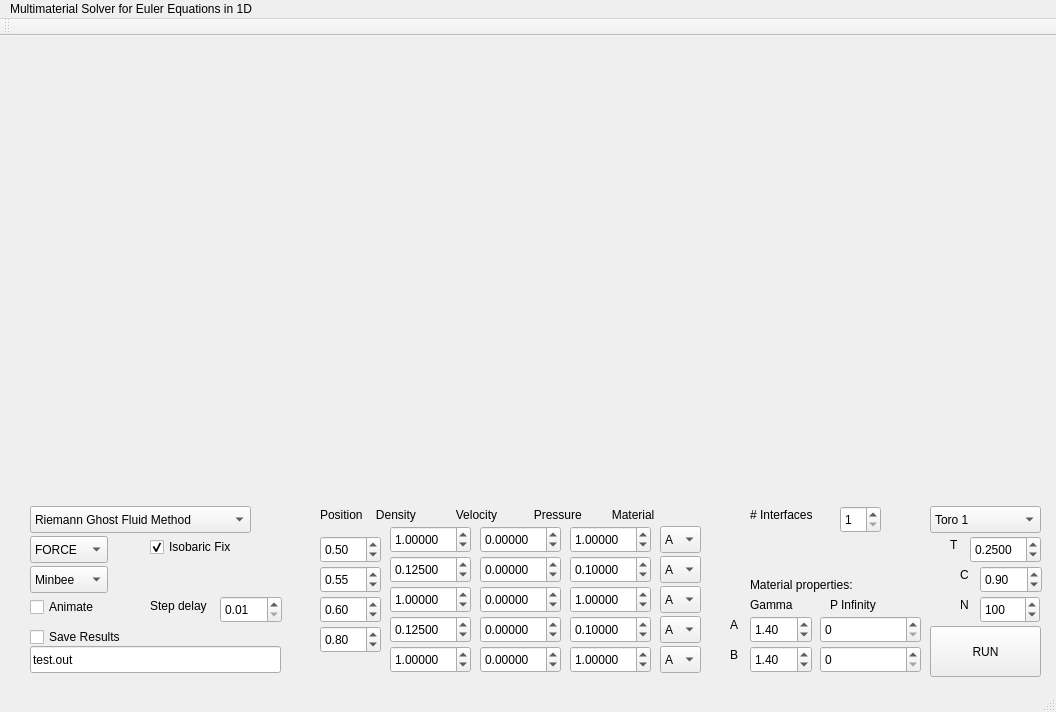
Qt form MultiMaterial/mainwindow.ui (knutsvk/GhostFluid) before a commit.
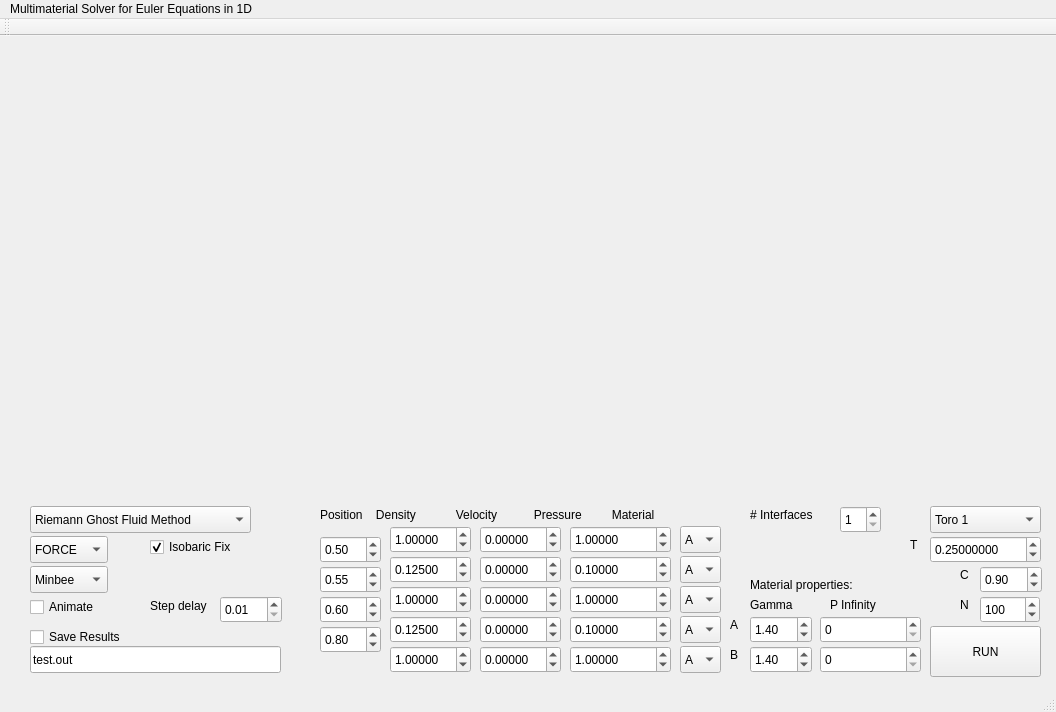
The same form after that commit. Custom widgets are drawn as their Qt base class.

Patch:
```diff
--- a/MultiMaterial/mainwindow.ui
+++ b/MultiMaterial/mainwindow.ui
@@ -223,7 +223,7 @@
      <rect>
       <x>570</x>
       <y>490</y>
-      <width>81</width>
+      <width>101</width>
       <height>27</height>
      </rect>
     </property>
@@ -231,7 +231,7 @@
      <number>5</number>
     </property>
     <property name="maximum">
-     <double>1000000.000000000000000</double>
+     <double>1000000000.000000000000000</double>
     </property>
     <property name="singleStep">
      <double>0.100000000000000</double>
@@ -305,7 +305,7 @@
      <rect>
       <x>570</x>
       <y>520</y>
-      <width>81</width>
+      <width>101</width>
       <height>27</height>
      </rect>
     </property>
@@ -313,7 +313,7 @@
      <number>5</number>
     </property>
     <property name="maximum">
-     <double>1000000.000000000000000</double>
+     <double>1000000000.000000000000000</double>
     </property>
     <property name="singleStep">
      <double>0.100000000000000</double>
@@ -424,14 +424,14 @@
    <widget class="QDoubleSpinBox" name="Time">
     <property name="geometry">
      <rect>
-      <x>970</x>
+      <x>930</x>
       <y>500</y>
-      <width>71</width>
+      <width>111</width>
       <height>27</height>
      </rect>
     </property>
     <property name="decimals">
-     <number>4</number>
+     <number>8</number>
     </property>
     <property name="maximum">
      <double>10.000000000000000</double>
@@ -446,7 +446,7 @@
    <widget class="QLabel" name="label_6">
     <property name="geometry">
      <rect>
-      <x>950</x>
+      <x>910</x>
       <y>500</y>
       <width>16</width>
       <height>17</height>
@@ -532,7 +532,7 @@
      <rect>
       <x>570</x>
       <y>580</y>
-      <width>81</width>
+      <width>101</width>
       <height>27</height>
      </rect>
     </property>
@@ -540,7 +540,7 @@
      <number>5</number>
     </property>
     <property name="maximum">
-     <double>1000000.000000000000000</double>
+     <double>1000000000.000000000000000</double>
     </property>
     <property name="singleStep">
      <double>0.100000000000000</double>
@@ -614,7 +614,7 @@
      <rect>
       <x>570</x>
       <y>550</y>
-      <width>81</width>
+      <width>101</width>
       <height>27</height>
      </rect>
     </property>
@@ -622,7 +622,7 @@
      <number>5</number>
     </property>
     <property name="maximum">
-     <double>1000000.000000000000000</double>
+     <double>1000000000.000000000000000</double>
     </property>
     <property name="singleStep">
      <double>0.100000000000000</double>
@@ -656,7 +656,7 @@
    <widget class="QComboBox" name="mat0">
     <property name="geometry">
      <rect>
-      <x>660</x>
+      <x>680</x>
       <y>490</y>
       <width>41</width>
       <height>27</height>
@@ -676,7 +676,7 @@
    <widget class="QComboBox" name="mat1">
     <property name="geometry">
      <rect>
-      <x>660</x>
+      <x>680</x>
       <y>520</y>
       <width>41</width>
       <height>27</height>
@@ -696,7 +696,7 @@
    <widget class="QComboBox" name="mat3">
     <property name="geometry">
      <rect>
-      <x>660</x>
+      <x>680</x>
       <y>580</y>
       <width>41</width>
       <height>27</height>
@@ -716,7 +716,7 @@
    <widget class="QComboBox" name="mat2">
     <property name="geometry">
      <rect>
-      <x>660</x>
+      <x>680</x>
       <y>550</y>
       <width>41</width>
       <height>27</height>
@@ -1003,7 +1003,7 @@
      <rect>
       <x>570</x>
       <y>610</y>
-      <width>81</width>
+      <width>101</width>
       <height>27</height>
      </rect>
     </property>
@@ -1011,7 +1011,7 @@
      <number>5</number>
     </property>
     <property name="maximum">
-     <double>1000000.000000000000000</double>
+     <double>1000000000.000000000000000</double>
     </property>
     <property name="singleStep">
      <double>0.100000000000000</double>
@@ -1064,7 +1064,7 @@
    <widget class="QComboBox" name="mat4">
     <property name="geometry">
      <rect>
-      <x>660</x>
+      <x>680</x>
       <y>610</y>
       <width>41</width>
       <height>27</height>
```
Left out of the diff: 15 changed lines with no effect on the pictures.
